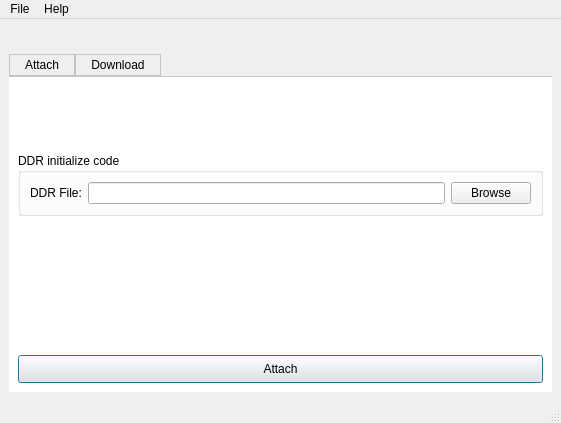
Above: gui/ma35d1Writer.ui from OpenNuvoton/MA35D1_NuWriter before the change. Below: the same form after it.
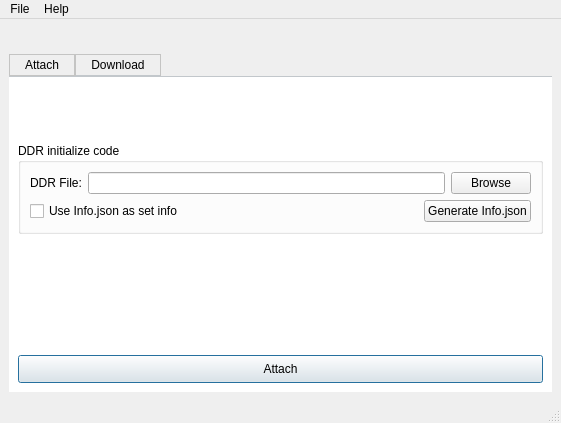
That is the form after the change. The open tabs and pages were chosen to show the change. Icons and pictures are not drawn.

The edit to the form file:
```diff
--- a/gui/ma35d1Writer.ui
+++ b/gui/ma35d1Writer.ui
@@ -175,6 +175,37 @@
                  </item>
                 </layout>
                </item>
+               <item>
+                <layout class="QHBoxLayout" name="horizontalLayout_2">
+                 <item>
+                  <widget class="QCheckBox" name="checkBox">
+                   <property name="text">
+                    <string>Use Info.json as set info</string>
+                   </property>
+                  </widget>
+                 </item>
+                 <item>
+                  <spacer name="horizontalSpacer_3">
+                   <property name="orientation">
+                    <enum>Qt::Horizontal</enum>
+                   </property>
+                   <property name="sizeHint" stdset="0">
+                    <size>
+                     <width>40</width>
+                     <height>20</height>
+                    </size>
+                   </property>
+                  </spacer>
+                 </item>
+                 <item>
+                  <widget class="QPushButton" name="pushButton">
+                   <property name="text">
+                    <string>Generate Info.json</string>
+                   </property>
+                  </widget>
+                 </item>
+                </layout>
+               </item>
               </layout>
              </widget>
             </item>
```
Left out of the diff: 7 changed lines with no effect on the pictures.
